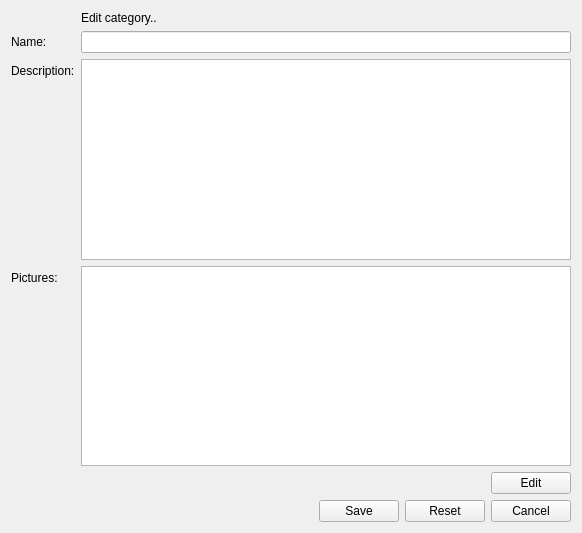
First picture: the form in client/uiforms/category_edit.ui, repository Wolframe/configurator, before the edit.
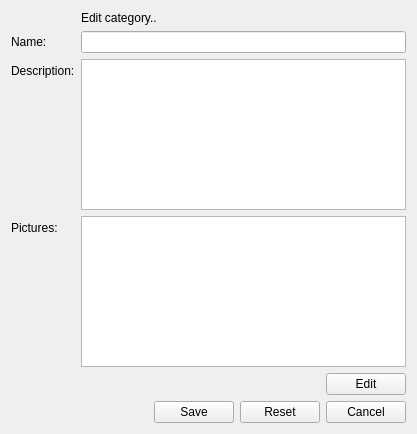
Second picture: the form after the edit. Icons and pictures are not drawn.

Patch:
```diff
--- a/client/uiforms/category_edit.ui
+++ b/client/uiforms/category_edit.ui
@@ -6,8 +6,8 @@
    <rect>
     <x>0</x>
     <y>0</y>
-    <width>582</width>
-    <height>533</height>
+    <width>417</width>
+    <height>434</height>
    </rect>
   </property>
   <property name="windowTitle">
```
Left out of the diff: 5 changed lines with no effect on the pictures.
